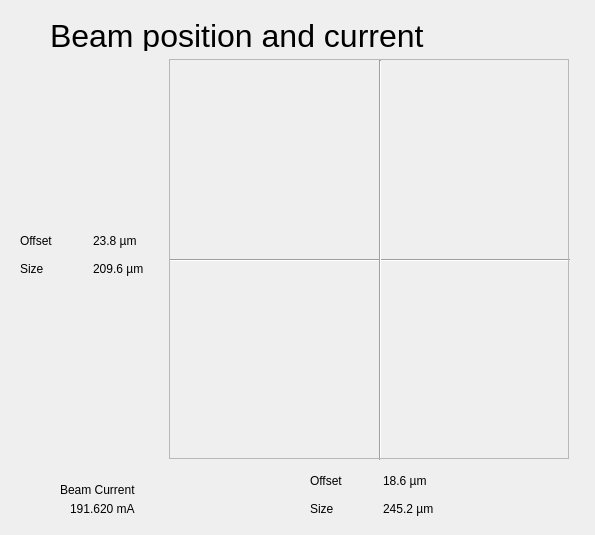
This is applications/ASguiApp/UISamples/bpm.ui in andrewrhyder/epicsqt as Qt 5 draws it before an edit. The edited form follows.
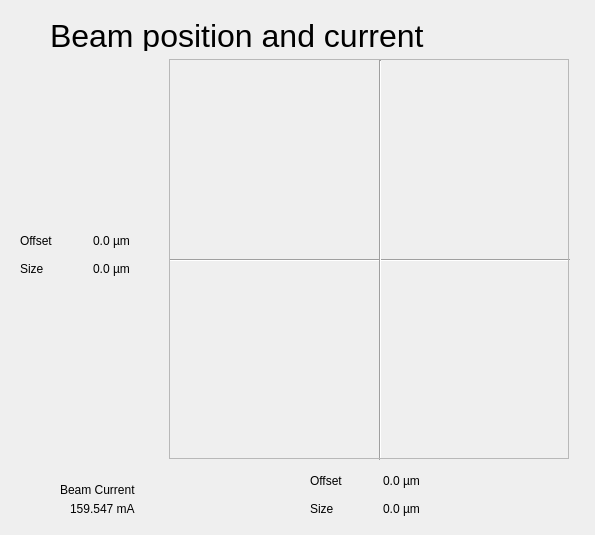
This is the edited form. Custom widgets are drawn as their Qt base class.

```diff
--- a/applications/ASguiApp/UISamples/bpm.ui
+++ b/applications/ASguiApp/UISamples/bpm.ui
@@ -152,7 +152,7 @@
     </rect>
    </property>
    <property name="text">
-    <string>191.620 mA</string>
+    <string>159.547 mA</string>
    </property>
    <property name="variable" stdset="0">
     <string>SR11BCM01:CURRENT_MONITOR</string>
@@ -180,7 +180,7 @@
       <item>
        <widget class="QCaLabelPlugin" name="qcalabelplugin_3">
         <property name="text">
-         <string>18.6 µm</string>
+         <string>0.0 µm</string>
         </property>
         <property name="variable" stdset="0">
          <string>SR10BM02IMG01:X_OFFSET_MONITOR</string>
@@ -201,7 +201,7 @@
       <item>
        <widget class="QCaLabelPlugin" name="qcalabelplugin">
         <property name="text">
-         <string>245.2 µm</string>
+         <string>0.0 µm</string>
         </property>
         <property name="variable" stdset="0">
          <string>SR10BM02IMG01:X_SIZE_MONITOR</string>
@@ -234,7 +234,7 @@
       <item>
        <widget class="QCaLabelPlugin" name="qcalabelplugin_6">
         <property name="text">
-         <string>23.8 µm</string>
+         <string>0.0 µm</string>
         </property>
         <property name="variable" stdset="0">
          <string>SR10BM02IMG01:Y_OFFSET_MONITOR</string>
@@ -255,7 +255,7 @@
       <item>
        <widget class="QCaLabelPlugin" name="qcalabelplugin_7">
         <property name="text">
-         <string>209.6 µm</string>
+         <string>0.0 µm</string>
         </property>
         <property name="variable" stdset="0">
          <string>SR10BM02IMG01:Y_SIZE_MONITOR</string>
```
Left out of the diff: 8 changed lines with no effect on the pictures.
